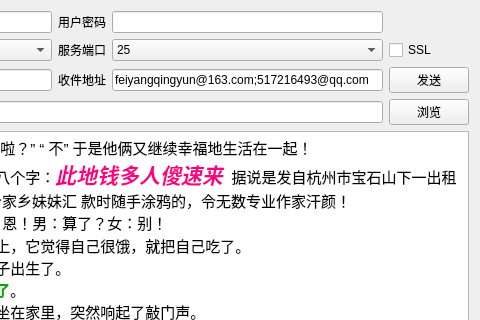
First picture: the form in emailtool/frmemailtool.ui, repository SleepyLGod/qwidget-demo, before the edit; both pictures show x 284 to 764 and y 0 to 320 of the 764 by 578 pixel window.
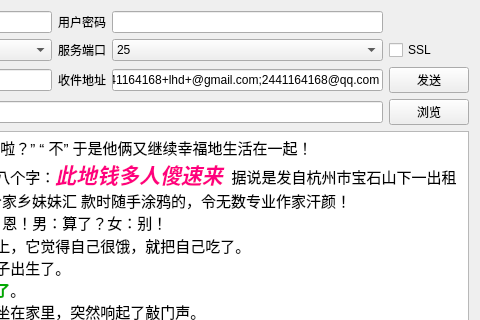
Second picture: the form after the edit.

```diff
--- a/emailtool/frmemailtool.ui
+++ b/emailtool/frmemailtool.ui
@@ -72,7 +72,7 @@
      <item row="2" column="3">
       <widget class="QLineEdit" name="txtReceiverAddr">
        <property name="text">
-        <string>feiyangqingyun@163.com;517216493@qq.com</string>
+        <string>2441164168+lhd+@gmail.com;2441164168@qq.com</string>
        </property>
       </widget>
      </item>
```
